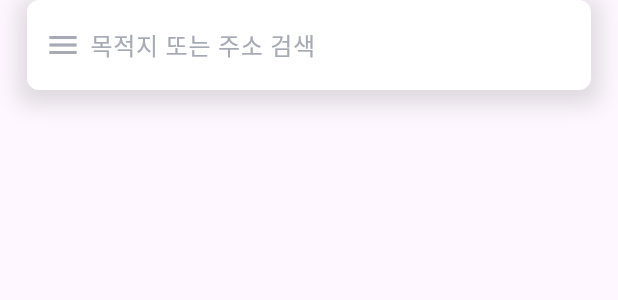
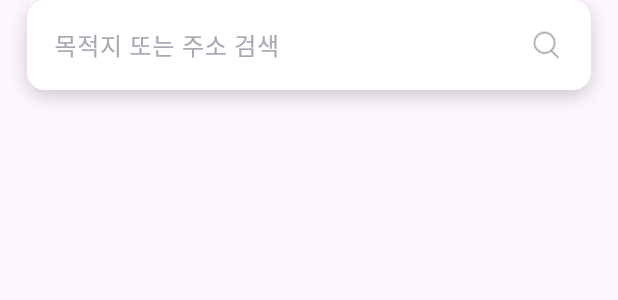
Before and after one commit to hot-spicy-potato/public_parking_info_fe, a Flutter app: the SearchField widget shown alone on an empty page, opened directly, on a phone screen of 412 x 824 dp. Shown: the top 300 px of the screen. Run offline on Flutter 3.47's test engine with Material 3 defaults, Android fonts, the light colour scheme and no system bars; our stand-ins replace dio, flutter_riverpod, freezed_annotation, geolocator, go_router and 1 more; missing offline and left inert: dart:ffi, kakao_map_plugin.

Commit message:
feat: update search field

```diff
--- a/lib/presentation/widgets/search_field.dart
+++ b/lib/presentation/widgets/search_field.dart
@@ -2,6 +2,7 @@ import 'package:flutter/material.dart';
 import 'package:flutter_riverpod/flutter_riverpod.dart';
 import 'package:public_parking_info_fe/core/constants/ui/custom_colors.dart';
 import 'package:public_parking_info_fe/providers/map_provider.dart';
+import 'package:public_parking_info_fe/resources/resources.dart';
 import 'package:public_parking_info_fe/services/map_service.dart';
 import 'package:public_parking_info_fe/services/map_service_impl.dart';
 
@@ -26,48 +27,48 @@ class _SearchFieldState extends ConsumerState<SearchField> {
   Widget build(BuildContext context) {
     final mapController = ref.watch(mapControllerProvider);
 
+    void searchEvent(String value) async {
+      if (value.isNotEmpty) {
+        // 검색 후 지도 이동
+        await mapService.searchAddress(textEditingController.text).then((
+          targetPosition,
+        ) {
+          if (targetPosition != null && mapController != null) {
+            mapService.setMapCenter(
+              mapController: mapController,
+              lat: targetPosition.latitude,
+              lon: targetPosition.longitude,
+            );
+          }
+        });
+      }
+    }
+
     return SafeArea(
       child: Container(
         width: double.infinity,
         height: 60,
-        padding: const EdgeInsets.symmetric(horizontal: 12),
+        padding: const EdgeInsets.symmetric(horizontal: 18),
         margin: const EdgeInsets.symmetric(horizontal: 18),
         alignment: Alignment.center,
         decoration: BoxDecoration(
           color: Colors.white,
-          borderRadius: BorderRadius.circular(8),
+          borderRadius: BorderRadius.circular(12),
           boxShadow: [
             BoxShadow(
               offset: Offset(0, 4),
-              color: Colors.black12,
-              blurRadius: 12,
-              spreadRadius: 6,
+              color: Colors.black.withOpacity(0.2),
+              blurRadius: 10,
+              spreadRadius: 0,
             ),
           ],
         ),
         child: Row(
           children: [
-            Icon(Icons.menu, color: CustomColors.lightGrey),
-            SizedBox(width: 6),
             Expanded(
               child: TextField(
                 controller: textEditingController,
-                onSubmitted: (value) async {
-                  if (value.isNotEmpty) {
-                    // 검색 후 지도 이동
-                    await mapService
-                        .searchAddress(textEditingController.text)
-                        .then((targetPosition) {
-                          if (targetPosition != null && mapController != null) {
-                            mapService.setMapCenter(
-                              mapController: mapController,
-                              lat: targetPosition.latitude,
-                              lon: targetPosition.longitude,
-                            );
-                          }
-                        });
-                  }
-                },
+                onSubmitted: (value) => searchEvent(value),
                 decoration: InputDecoration(
                   hintText: "목적지 또는 주소 검색",
                   hintStyle: TextStyle(
@@ -79,6 +80,10 @@ class _SearchFieldState extends ConsumerState<SearchField> {
                 ),
               ),
             ),
+            GestureDetector(
+              onTap: () => searchEvent(textEditingController.text),
+              child: Image.asset(Images.searchIcon, width: 24),
+            ),
           ],
         ),
       ),
```
